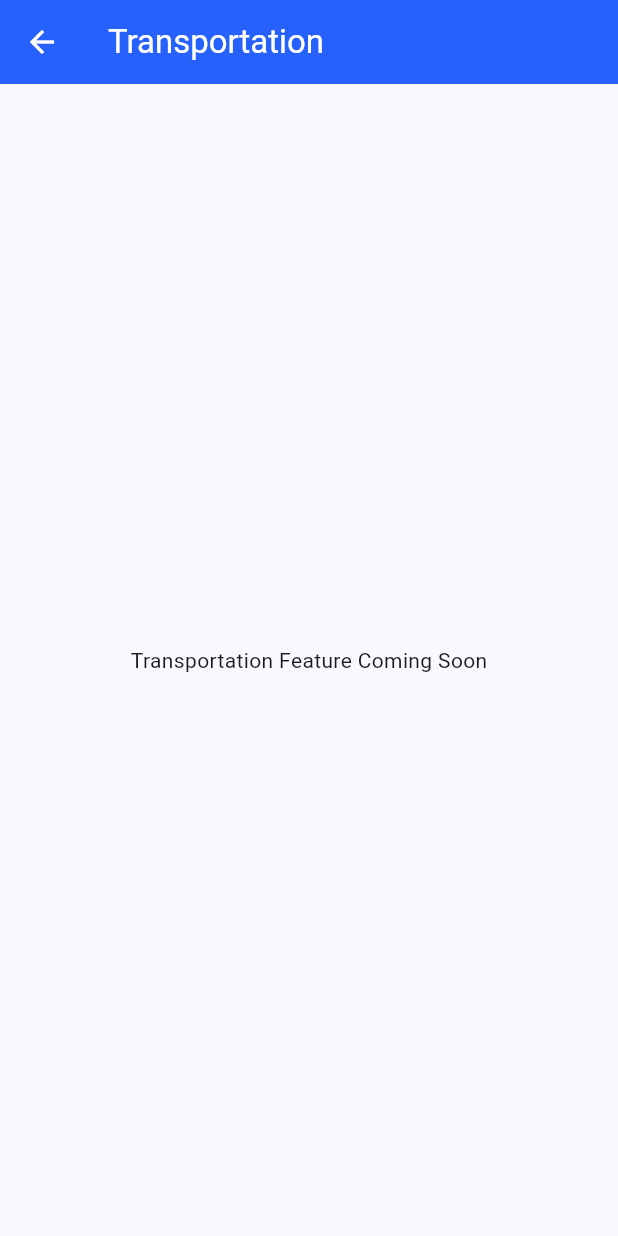
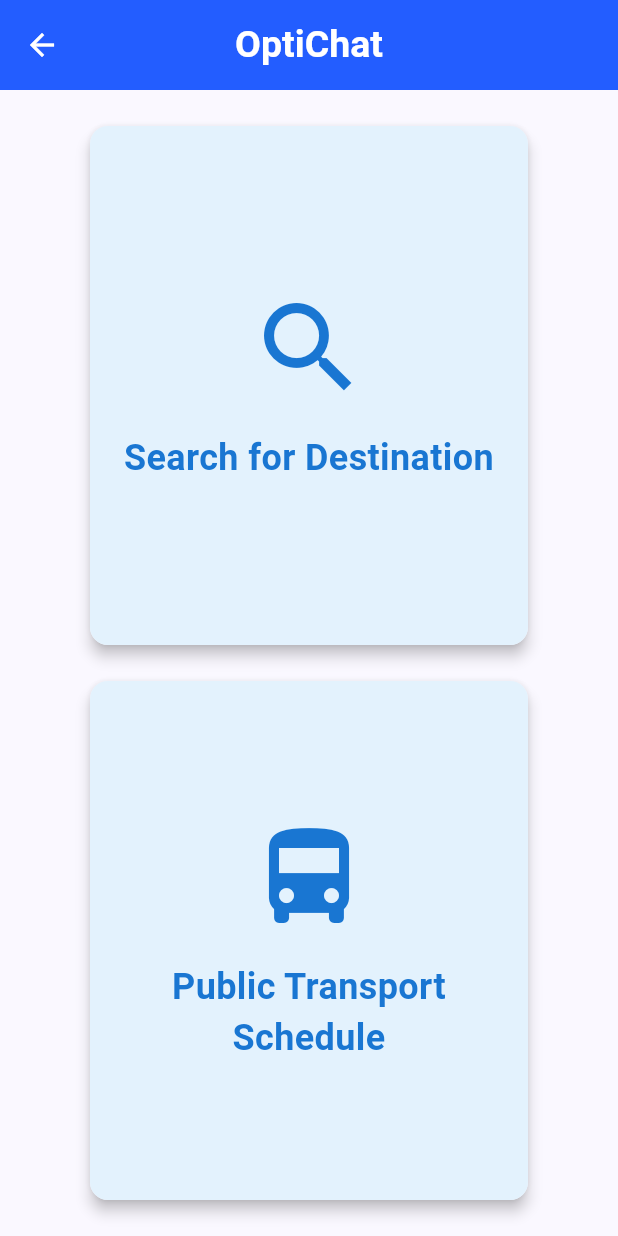
Before and after one commit to jaydentan040622/fyp, a Flutter app: the TransportationPage screen opened directly, on a phone screen of 412 x 824 dp. Run offline on Flutter 3.47's test engine with Material 3 defaults, Android fonts, the phone set to English and light mode, and no system bars; our stand-ins replace cloud_firestore, firebase_auth, firebase_core; missing offline and left inert: firebase_ui_auth; accounts and stored records are empty.

Commit message:
Transportion- not done

```diff
--- a/lib/main.dart
+++ b/lib/main.dart
@@ -1,5 +1,6 @@
 import 'package:firebase_core/firebase_core.dart';
 import 'package:flutter/material.dart';
+import 'package:fyp/transportation.dart';
 import 'accountModule/app.dart';
 import 'accountModule/firebase_options.dart';
 import 'home.dart';
--- a/lib/navigationModule/transportation_page.dart
+++ b/lib/navigationModule/transportation_page.dart
@@ -1,4 +1,25 @@
+// import 'package:flutter/material.dart';
+//
+// class TransportationPage extends StatelessWidget {
+//   const TransportationPage({super.key});
+//
+//   @override
+//   Widget build(BuildContext context) {
+//     return Scaffold(
+//       appBar: AppBar(
+//         backgroundColor: const Color(0xFF2561FA),
+//         foregroundColor: Colors.white,
+//         title: const Text('Transportation'),
+//       ),
+//       body: const Center(
+//         child: Text('Transportation Feature Coming Soon'),
+//       ),
+//     );
+//   }
+// }
+
 import 'package:flutter/material.dart';
+import 'package:fyp/searchDestination.dart';
 
 class TransportationPage extends StatelessWidget {
   const TransportationPage({super.key});
@@ -7,12 +28,124 @@ class TransportationPage extends StatelessWidget {
   Widget build(BuildContext context) {
     return Scaffold(
       appBar: AppBar(
-        backgroundColor: const Color(0xFF2561FA),
-        foregroundColor: Colors.white,
-        title: const Text('Transportation'),
+        backgroundColor: const Color(0xFF235DFF),
+        toolbarHeight: 60,
+        leading: Padding(
+          padding: const EdgeInsets.all(2.0),
+          child: IconButton(
+            icon: const Icon(Icons.arrow_back, color: Colors.white),
+            onPressed: () => Navigator.pop(context),
+          ),
+        ),
+        title: const Padding(
+          padding: EdgeInsets.all(2.0),
+          child: Text(
+            'OptiChat',
+            style: TextStyle(
+              fontSize: 25,
+              fontWeight: FontWeight.bold,
+              color: Colors.white,
+            ),
+          ),
+        ),
+        centerTitle: true,
       ),
-      body: const Center(
-        child: Text('Transportation Feature Coming Soon'),
+      body: Center(
+        child: Container(
+          width: 500,
+          padding: const EdgeInsets.all(20.0),
+          child: Column(
+            mainAxisAlignment: MainAxisAlignment.center,
+            children: [
+              Expanded(
+                child: GestureDetector(
+                  onTap: () {
+                    // TODO: Navigate to destination search
+                    Navigator.push(context, MaterialPageRoute(builder: (context) => SearchDestination()));
+                  },
+                  child: SizedBox(
+                    width: 300,
+                    child: Card(
+                      elevation: 4,
+                      child: Container(
+                        decoration: BoxDecoration(
+                          borderRadius: BorderRadius.circular(12),
+                          color: Colors.blue.shade50,
+                        ),
+                        child: Column(
+                          mainAxisAlignment: MainAxisAlignment.center,
+                          children: [
+                            Icon(
+                              Icons.search,
+                              size: 80,
+                              color: Colors.blue.shade700,
+                            ),
+                            const SizedBox(height: 16),
+                            Padding(
+                              padding: const EdgeInsets.symmetric(horizontal: 20.0),
+                              child: Text(
+                                'Search for Destination',
+                                textAlign: TextAlign.center,
+                                style: TextStyle(
+                                  fontSize: 24,
+                                  fontWeight: FontWeight.bold,
+                                  color: Colors.blue.shade700,
+                                ),
+                              ),
+                            ),
+                          ],
+                        ),
+                      ),
+                    ),
+                  ),
+                ),
+              ),
+              const SizedBox(height: 16),
+              Expanded(
+                child: GestureDetector(
+                  onTap: () {
+                    // TODO: Navigate to transport schedule
+                  },
+                  child: SizedBox(
+                    width: 300,
+                    child: Card(
+                      elevation: 4,
+                      child: Container(
+                        decoration: BoxDecoration(
+                          borderRadius: BorderRadius.circular(12),
+                          color: Colors.blue.shade50,
+                        ),
+                        child: Column(
+                          mainAxisAlignment: MainAxisAlignment.center,
+                          children: [
+                            Icon(
+                              Icons.directions_bus,
+                              size: 80,
+                              color: Colors.blue.shade700,
+                            ),
+                            const SizedBox(height: 16),
+                            Padding(
+                              padding: const EdgeInsets.symmetric(horizontal: 20.0),
+                              child: Text(
+                                'Public Transport Schedule',
+                                textAlign: TextAlign.center,
+                                style: TextStyle(
+                                  fontSize: 24,
+                                  fontWeight: FontWeight.bold,
+                                  color: Colors.blue.shade700,
+                                ),
+                              ),
+                            ),
+                          ],
+                        ),
+                      ),
+                    ),
+                  ),
+                ),
+              ),
+            ],
+          ),
+        ),
       ),
     );
   }
```
Also changed, not shown: pubspec.yaml (+9 -0 lines), pubspec.lock, 6 other files.
